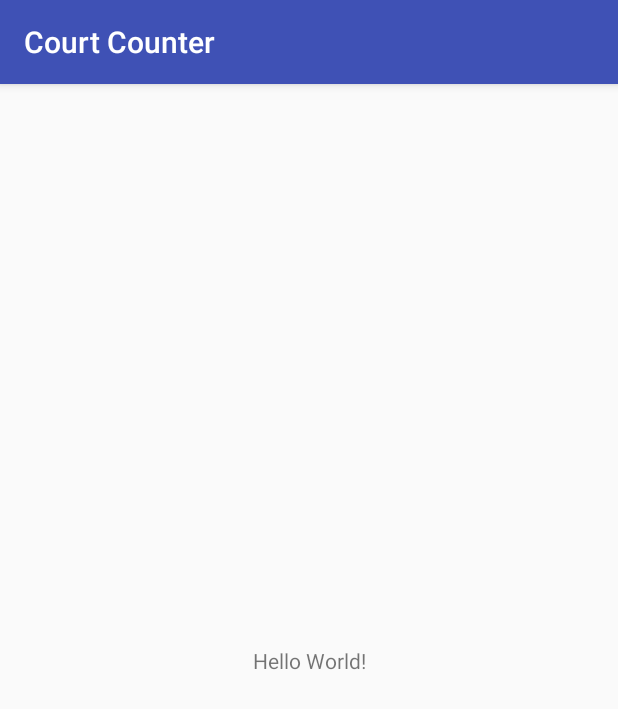
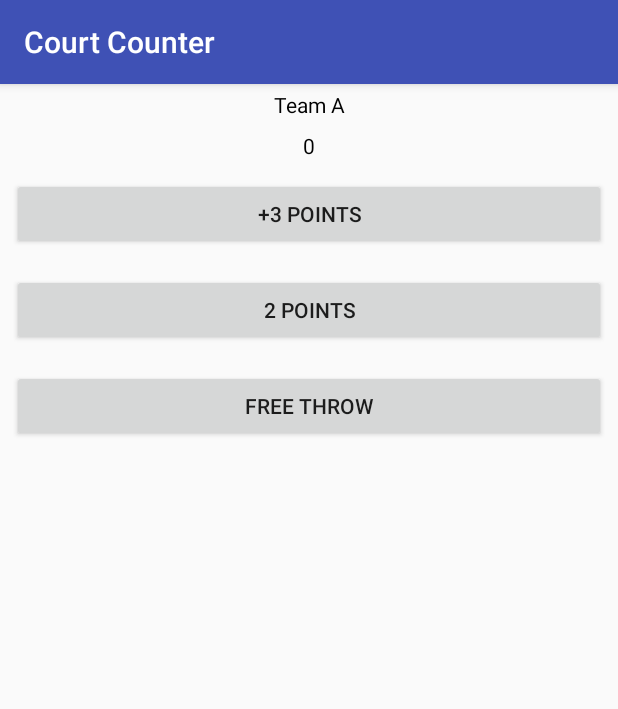
Before and after one commit to fahmieshaq/CourtCounter, an Android app: the screen it shows after launch (MainActivity), on a phone screen of 412 x 824 dp. Shown: the top 709 px of the screen. Run offline under Robolectric (Android 15) with nearby library versions, the phone set to English and light mode, and no system bars.

Commit message:
Added three onClick events

```diff
--- a/app/src/main/java/com/fahmieshaq/courtcounter/MainActivity.java
+++ b/app/src/main/java/com/fahmieshaq/courtcounter/MainActivity.java
@@ -2,12 +2,39 @@ package com.fahmieshaq.courtcounter;
 
 import android.support.v7.app.AppCompatActivity;
 import android.os.Bundle;
+import android.view.View;
+import android.widget.TextView;
 
 public class MainActivity extends AppCompatActivity {
+
+    int teamAScore;
 
     @Override
     protected void onCreate(Bundle savedInstanceState) {
         super.onCreate(savedInstanceState);
         setContentView(R.layout.activity_main);
     }
+
+    public void addThreePointsForTeamA(View view) {
+        teamAScore = 3;
+        displayForTeamA(teamAScore);
+    }
+
+    public void addTwoPointsForTeamA(View view) {
+        teamAScore = 2;
+        displayForTeamA(teamAScore);
+    }
+
+    public void addOnePointForTeamA(View view) {
+        teamAScore = 1;
+        displayForTeamA(teamAScore);
+    }
+
+    /**
+     * Display scores of basketball teams
+     */
+    private void displayForTeamA(int score) {
+        TextView scoreValue = (TextView) findViewById(R.id.team_a_score);
+        scoreValue.setText(String.valueOf(score));
+    }
 }
--- a/app/src/main/res/layout/activity_main.xml
+++ b/app/src/main/res/layout/activity_main.xml
@@ -1,18 +1,51 @@
 <?xml version="1.0" encoding="utf-8"?>
-<android.support.constraint.ConstraintLayout xmlns:android="http://schemas.android.com/apk/res/android"
-    xmlns:app="http://schemas.android.com/apk/res-auto"
+<LinearLayout xmlns:android="http://schemas.android.com/apk/res/android"
     xmlns:tools="http://schemas.android.com/tools"
     android:layout_width="match_parent"
     android:layout_height="match_parent"
-    tools:context="com.fahmieshaq.courtcounter.MainActivity">
+    android:orientation="vertical"
+    tools:context=".MainActivity">
 
     <TextView
-        android:layout_width="wrap_content"
+        android:id="@+id/team_a_text_view"
+        android:layout_width="match_parent"
         android:layout_height="wrap_content"
-        android:text="Hello World!"
-        app:layout_constraintBottom_toBottomOf="parent"
-        app:layout_constraintLeft_toLeftOf="parent"
-        app:layout_constraintRight_toRightOf="parent"
-        app:layout_constraintTop_toTopOf="parent" />
+        android:gravity="center_horizontal"
+        android:padding="4dp"
+        android:text="Team A"
+        android:textColor="@android:color/black" />
 
-</android.support.constraint.ConstraintLayout>
+    <TextView
+        android:id="@+id/team_a_score"
+        android:layout_width="match_parent"
+        android:layout_height="wrap_content"
+        android:gravity="center_horizontal"
+        android:padding="4dp"
+        android:text="0"
+        android:textColor="@android:color/black" />
+
+    <Button
+        android:id="@+id/three_points_button"
+        android:layout_width="match_parent"
+        android:layout_height="wrap_content"
+        android:layout_margin="8dp"
+        android:text="+3 Points"
+        android:onClick="addThreePointsForTeamA" />
+
+    <Button
+        android:id="@+id/two_points_button"
+        android:layout_width="match_parent"
+        android:layout_height="wrap_content"
+        android:layout_margin="8dp"
+        android:text="2 Points"
+        android:onClick="addTwoPointsForTeamA" />
+
+    <Button
+        android:id="@+id/one_point_button"
+        android:layout_width="match_parent"
+        android:layout_height="wrap_content"
+        android:layout_margin="8dp"
+        android:text="Free Throw"
+        android:onClick="addOnePointForTeamA" />
+
+</LinearLayout>
```
